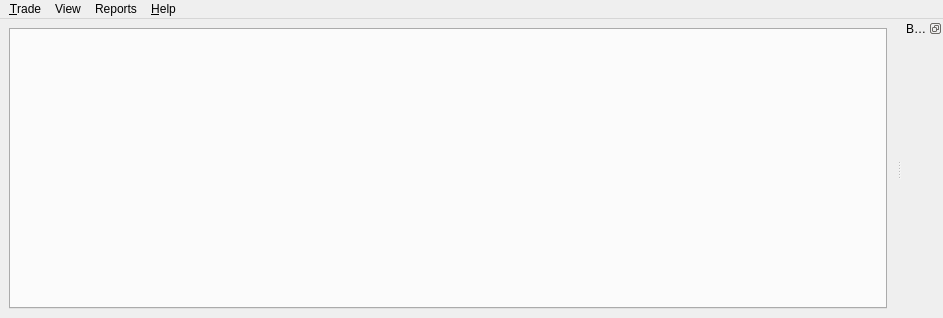
Old version of the form sources/FrontEnd/Terminal/MainWindow.ui in the repository alimogh/trdk.
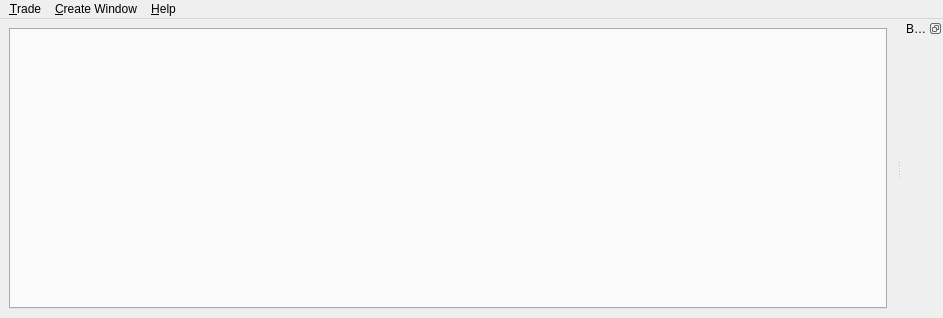
New version of the form.

```diff
--- a/sources/FrontEnd/Terminal/MainWindow.ui
+++ b/sources/FrontEnd/Terminal/MainWindow.ui
@@ -58,22 +58,17 @@
     </property>
     <addaction name="showAbout"/>
    </widget>
-   <widget class="QMenu" name="menuView">
+   <widget class="QMenu" name="menuCreateWindow">
     <property name="title">
-     <string>View</string>
+     <string>&amp;Create Window</string>
     </property>
     <addaction name="createStrategyOperationsWindow"/>
     <addaction name="createNewStandaloneOrdersWindow"/>
-   </widget>
-   <widget class="QMenu" name="menuReport">
-    <property name="title">
-     <string>Reports</string>
-    </property>
-    <addaction name="createNewTotalResultsReport"/>
+    <addaction name="separator"/>
+    <addaction name="createNewTotalResultsReportWindow"/>
    </widget>
    <addaction name="menuTrade"/>
-   <addaction name="menuView"/>
-   <addaction name="menuReport"/>
+   <addaction name="menuCreateWindow"/>
    <addaction name="menuHelp"/>
   </widget>
   <widget class="QDockWidget" name="balances">
```
Left out of the diff: 20 changed lines with no effect on the pictures.
